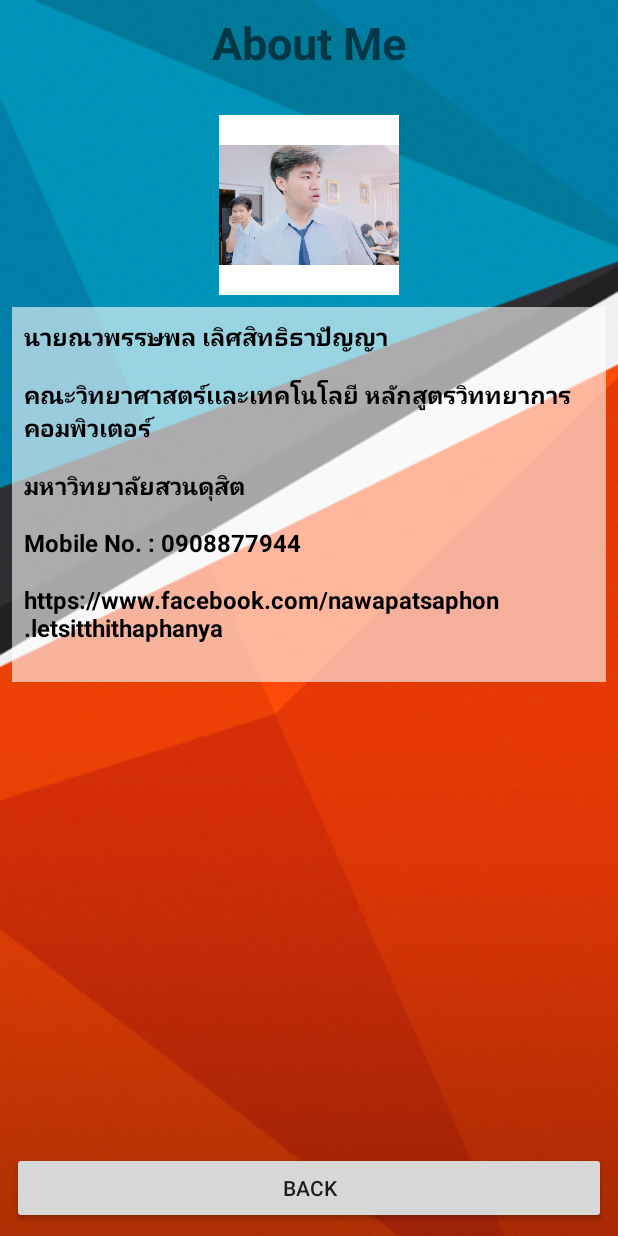
After one commit to nawapatsaphon/TrafficeSignApp-master, an Android app: the AboutMeActivity screen opened directly, with no data from a screen before it, on a phone screen of 412 x 824 dp. The commit adds this screen. Run offline under Robolectric (Android 15) with nearby library versions, the phone set to English and light mode, and no system bars.

Commit message:
About Me UI

```diff
--- a/app/src/main/AndroidManifest.xml
+++ b/app/src/main/AndroidManifest.xml
@@ -16,7 +16,8 @@
                 <category android:name="android.intent.category.LAUNCHER" />
             </intent-filter>
         </activity>
-        <activity android:name=".DetailActivity"></activity>
+        <activity android:name=".DetailActivity" />
+        <activity android:name=".AboutMeActivity"></activity>
     </application>
 
 </manifest>
--- /dev/null
+++ b/app/src/main/java/sdu/cs58/nawapatsaphon/trafficesignapp/AboutMeActivity.java
@@ -0,0 +1,13 @@
+package sdu.cs58.nawapatsaphon.trafficesignapp;
+
+import android.support.v7.app.AppCompatActivity;
+import android.os.Bundle;
+
+public class AboutMeActivity extends AppCompatActivity {
+
+    @Override
+    protected void onCreate(Bundle savedInstanceState) {
+        super.onCreate(savedInstanceState);
+        setContentView(R.layout.activity_about_me);
+    }//end onCreate method
+}//end class
--- a/app/src/main/java/sdu/cs58/nawapatsaphon/trafficesignapp/MainActivity.java
+++ b/app/src/main/java/sdu/cs58/nawapatsaphon/trafficesignapp/MainActivity.java
@@ -47,7 +47,7 @@ public class MainActivity extends AppCompatActivity {
 
     }//End Oncreate Method
 
-    public void clickLink(View view)
+    public void clickLink(View view)//Link ปุ่มกดไปหน้า WWW.
     {
         Intent linkIntent = new Intent(Intent.ACTION_VIEW);
         linkIntent.setData(Uri.parse("https://www.dlt.go.th/th/"));
@@ -56,4 +56,8 @@ public class MainActivity extends AppCompatActivity {
     }//end clickLink Method
 
 
+    public void clickAboutMe(View view) {
+        Intent aboutmeIntent = new Intent(MainActivity.this,AboutMeActivity.class);
+        startActivity(aboutmeIntent);
+    }//end clickaboutme
 }//End Class
--- /dev/null
+++ b/app/src/main/res/layout/activity_about_me.xml
@@ -0,0 +1,130 @@
+<?xml version="1.0" encoding="utf-8"?>
+<android.support.constraint.ConstraintLayout xmlns:android="http://schemas.android.com/apk/res/android"
+    xmlns:app="http://schemas.android.com/apk/res-auto"
+    xmlns:tools="http://schemas.android.com/tools"
+    android:layout_width="match_parent"
+    android:layout_height="match_parent"
+    android:background="@drawable/wallpapers_a_02"
+    tools:context=".AboutMeActivity">
+
+    <Button
+        android:id="@+id/button2"
+        android:layout_width="match_parent"
+        android:layout_height="wrap_content"
+        android:layout_marginBottom="8dp"
+        android:layout_marginEnd="8dp"
+        android:layout_marginLeft="8dp"
+        android:layout_marginRight="8dp"
+        android:layout_marginStart="8dp"
+        android:layout_marginTop="8dp"
+        android:text="BACK"
+        app:layout_constraintBottom_toBottomOf="parent"
+        app:layout_constraintEnd_toEndOf="parent"
+        app:layout_constraintStart_toStartOf="parent"
+        app:layout_constraintTop_toBottomOf="@+id/scrollView4"
+        app:layout_constraintVertical_bias="1.0" />
+
+    <TextView
+        android:id="@+id/textView2"
+        android:layout_width="wrap_content"
+        android:layout_height="wrap_content"
+        android:layout_marginEnd="8dp"
+        android:layout_marginLeft="8dp"
+        android:layout_marginRight="8dp"
+        android:layout_marginStart="8dp"
+        android:layout_marginTop="8dp"
+        android:text="About Me"
+        android:textAllCaps="false"
+        android:textSize="@dimen/h1"
+        android:textStyle="bold"
+        app:layout_constraintEnd_toEndOf="parent"
+        app:layout_constraintStart_toStartOf="parent"
+        app:layout_constraintTop_toTopOf="parent" />
+
+    <ImageView
+        android:id="@+id/imageView2"
+        android:layout_width="@dimen/my_logo"
+        android:layout_height="@dimen/my_logo"
+        android:layout_marginEnd="8dp"
+        android:layout_marginLeft="8dp"
+        android:layout_marginRight="8dp"
+        android:layout_marginStart="8dp"
+        android:layout_marginTop="28dp"
+        app:layout_constraintEnd_toEndOf="parent"
+        app:layout_constraintStart_toStartOf="parent"
+        app:layout_constraintTop_toBottomOf="@+id/textView2"
+        app:srcCompat="@drawable/picture" />
+
+    <ScrollView
+        android:id="@+id/scrollView4"
+        android:layout_width="0dp"
+        android:layout_height="250dp"
+        android:layout_marginEnd="8dp"
+        android:layout_marginLeft="16dp"
+        android:layout_marginRight="32dp"
+        android:layout_marginStart="8dp"
+        android:layout_marginTop="8dp"
+        android:background="#99ffffff"
+        app:layout_constraintEnd_toEndOf="parent"
+        app:layout_constraintStart_toStartOf="parent"
+        app:layout_constraintTop_toBottomOf="@+id/imageView2">
+
+        <LinearLayout
+            android:layout_width="match_parent"
+            android:layout_height="wrap_content"
+            android:orientation="vertical">
+
+            <TextView
+                android:id="@+id/txvName"
+                android:layout_width="match_parent"
+                android:layout_height="wrap_content"
+                android:layout_margin="8dp"
+                android:text="@string/my_name"
+                android:textColor="@android:color/background_dark"
+                android:textSize="@dimen/h2"
+                android:textStyle="bold" />
+
+            <TextView
+                android:id="@+id/textView4"
+                android:layout_width="match_parent"
+                android:layout_height="wrap_content"
+                android:layout_margin="8dp"
+                android:text="@string/my_major"
+                android:textColor="@android:color/background_dark"
+                android:textSize="@dimen/h2"
+                android:textStyle="bold" />
+
+            <TextView
+                android:id="@+id/textView5"
+                android:layout_width="match_parent"
+                android:layout_height="wrap_content"
+                android:layout_margin="8dp"
+                android:text="@string/my_university"
+                android:textColor="@android:color/background_dark"
+                android:textSize="@dimen/h2"
+                android:textStyle="bold" />
+
+            <TextView
+                android:id="@+id/textView6"
+                android:layout_width="match_parent"
+                android:layout_height="wrap_content"
+                android:layout_margin="8dp"
+                android:text="@string/my_mobile"
+                android:textColor="@android:color/background_dark"
+                android:textSize="@dimen/h2"
+                android:textStyle="bold" />
+
+            <TextView
+                android:id="@+id/textView7"
+                android:layout_width="match_parent"
+                android:layout_height="wrap_content"
+                android:layout_margin="8dp"
+                android:text="@string/my_facebook"
+                android:textAllCaps="false"
+                android:textColor="@android:color/background_dark"
+                android:textSize="@dimen/h2"
+                android:textStyle="bold" />
+        </LinearLayout>
+    </ScrollView>
+
+</android.support.constraint.ConstraintLayout>
--- a/app/src/main/res/layout/activity_main.xml
+++ b/app/src/main/res/layout/activity_main.xml
@@ -28,6 +28,7 @@
         android:id="@+id/btnAboutMe"
         android:layout_width="180dp"
         android:layout_height="wrap_content"
+        android:onClick="clickAboutMe"
         android:text="About Me"
         android:textStyle="bold"
         app:layout_constraintBottom_toBottomOf="@+id/btnMoreInfo"
--- a/app/src/main/res/values/strings.xml
+++ b/app/src/main/res/values/strings.xml
@@ -1,3 +1,8 @@
 <resources>
     <string name="app_name">ป้ายจราจรน่ารู้</string>
+    <string name="my_name">นายณวพรรษพล เลิศสิทธิธาปัญญา</string>
+    <string name="my_major">คณะวิทยาศาสตร์เเละเทคโนโลยี หลักสูตรวิททยาการคอมพิวเตอร์</string>
+    <string name="my_university">มหาวิทยาลัยสวนดุสิต</string>
+    <string name="my_mobile">Mobile No. : 0908877944</string>
+    <string name="my_facebook">https://www.facebook.com/nawapatsaphon.letsitthithaphanya</string>
 </resources>
```
Also changed, not shown: app/src/main/res/drawable/picture.png (added).
